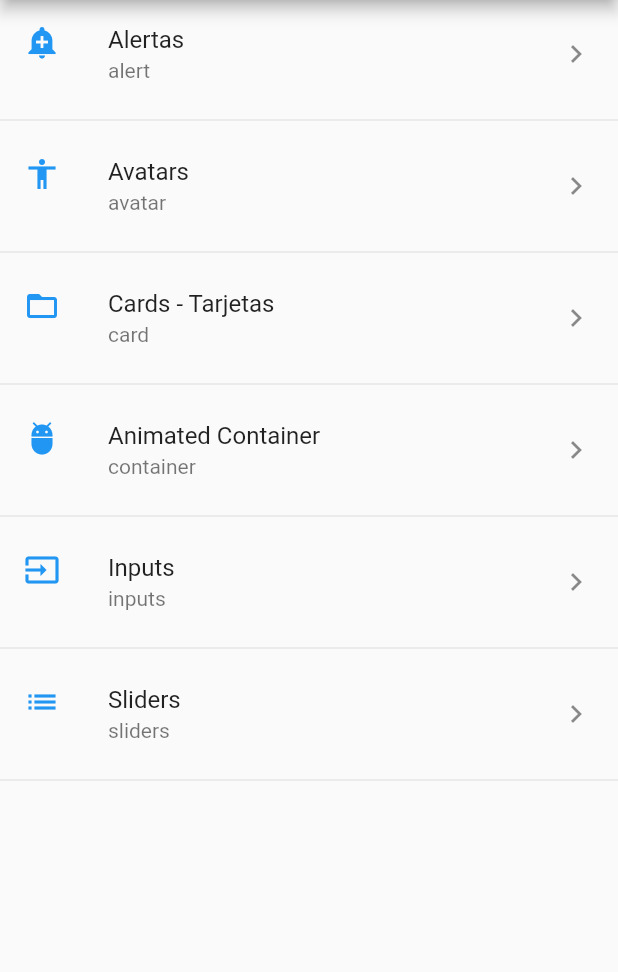
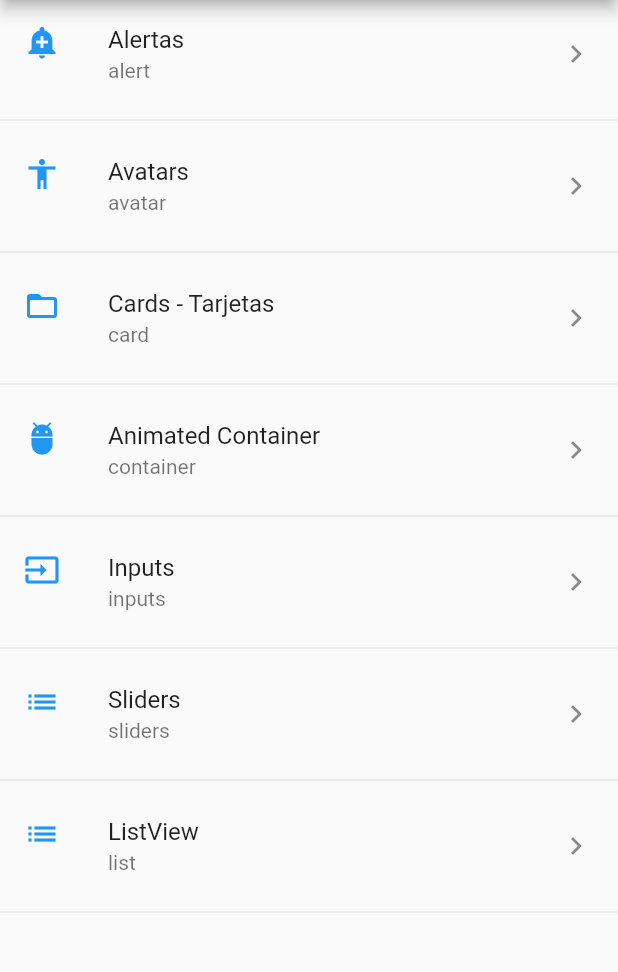
Before and after one commit to SPablo2191/LaboratoryOfComponents, a Flutter app: the screen it shows after launch, on a phone screen of 412 x 824 dp, the part 84-1056 px from its top. Run offline on Flutter 3.47's test engine with Material 2 defaults, Android fonts, the light colour scheme and no system bars.

Commit message:
feat: listview added

```diff
--- a/data/menu_opts.json
+++ b/data/menu_opts.json
@@ -30,6 +30,11 @@
       "ruta": "sliders",
       "icon": "list",
       "texto": "Sliders"
+    },
+    {
+      "ruta": "list",
+      "icon": "list",
+      "texto": "ListView"
     }
   ]
 }
--- a/lib/src/routes/routes.dart
+++ b/lib/src/routes/routes.dart
@@ -1,5 +1,6 @@
 import 'package:components_lab/src/pages/animated_container_page.dart';
 import 'package:components_lab/src/pages/input_page.dart';
+import 'package:components_lab/src/pages/listview_page.dart';
 import 'package:components_lab/src/pages/slider_page.dart';
 import 'package:flutter/material.dart';
 
@@ -16,6 +17,7 @@ Map<String, WidgetBuilder> getRoutes() {
     'card': (BuildContext context) => CardPage(),
     'container': (context) => AnimatedContainerPage(),
     'inputs': (context) => InputPage(),
-    'sliders': (context) => SliderPage()
+    'sliders': (context) => SliderPage(),
+    'list': (context) => ListViewPage()
   };
 }
```
Also changed, not shown: lib/src/pages/listview_page.dart (added, +33 -0 lines).
